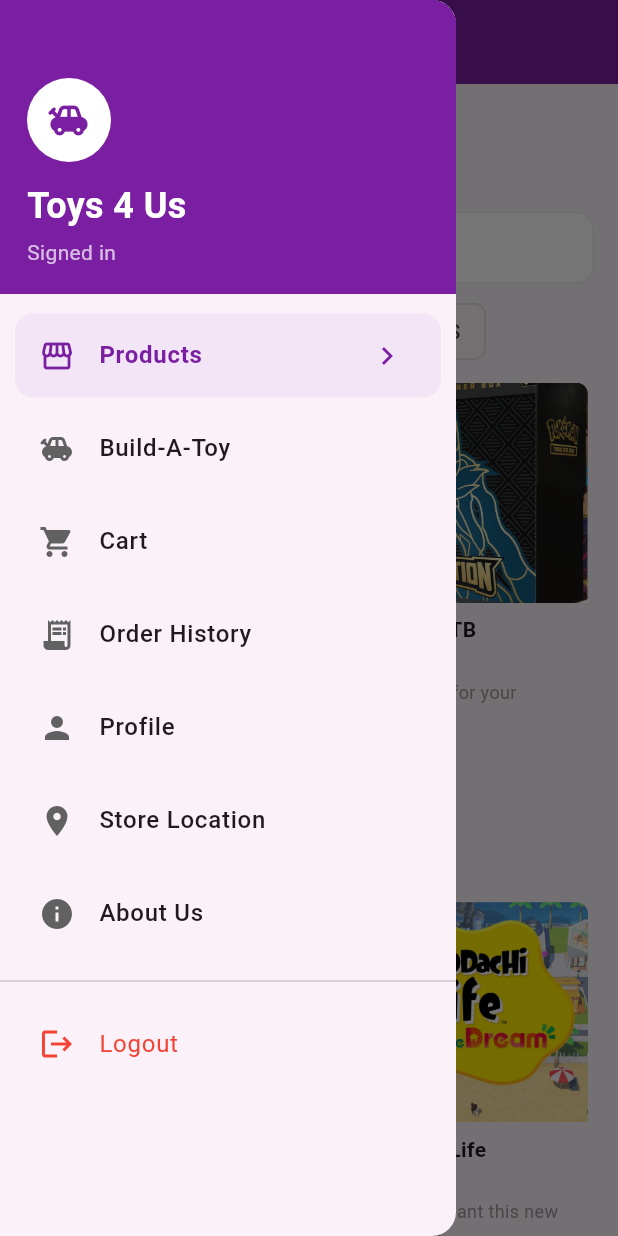
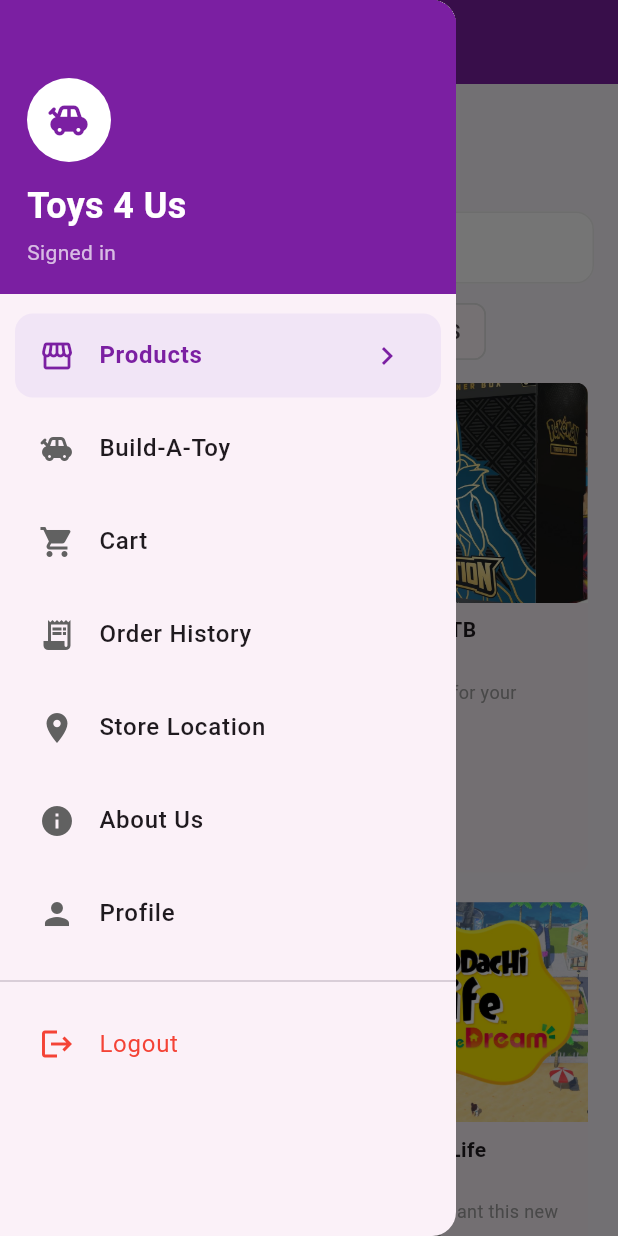
Before and after one commit to ayayron0/toys4us-android-application, a Flutter app: the MainProductNavigation screen opened directly, with the side drawer open, on a phone screen of 412 x 824 dp. Run offline on Flutter 3.47's test engine with Material 3 defaults, Android fonts, the phone set to English and light mode, and no system bars; our stand-ins replace awesome_notifications, cloud_firestore, firebase_auth, firebase_core, flutter_map, latlong2; accounts and stored records are empty; network calls fail.

Commit message:
nothing to look at, just a quick update

```diff
--- a/toys4usproject/lib/mainproductnavigation.dart
+++ b/toys4usproject/lib/mainproductnavigation.dart
@@ -89,9 +89,9 @@
       const BuildAToyPage(),
       const CartPage(),
       const OrderHistoryPage(),
-      const ProfilePage(),
       const StoreLocationPage(),
       AboutUsPage(),
+      const ProfilePage(),
       if (isAdmin) const AdminProductsPage(),
       if (isAdmin) const AdminOrdersPage(),
     ];
@@ -101,9 +101,9 @@
       "Build-A-Toy",
       "Cart",
       "Order History",
-      "Profile",
       "Store Location",
       "About Us",
+      "Profile",
       if (isAdmin) "Manage Products",
       if (isAdmin) "Manage Orders",
     ];
@@ -183,13 +183,14 @@
               icon: Icons.receipt_long,
               title: "Order History",
             ),
-            drawerItem(index: 4, icon: Icons.person, title: "Profile"),
+
             drawerItem(
-              index: 5,
+              index: 4,
               icon: Icons.location_on,
               title: "Store Location",
             ),
-            drawerItem(index: 6, icon: Icons.info, title: "About Us"),
+            drawerItem(index: 5, icon: Icons.info, title: "About Us"),
+            drawerItem(index: 6, icon: Icons.person, title: "Profile"),
 
             if (isAdmin) ...[
               const Padding(
```
